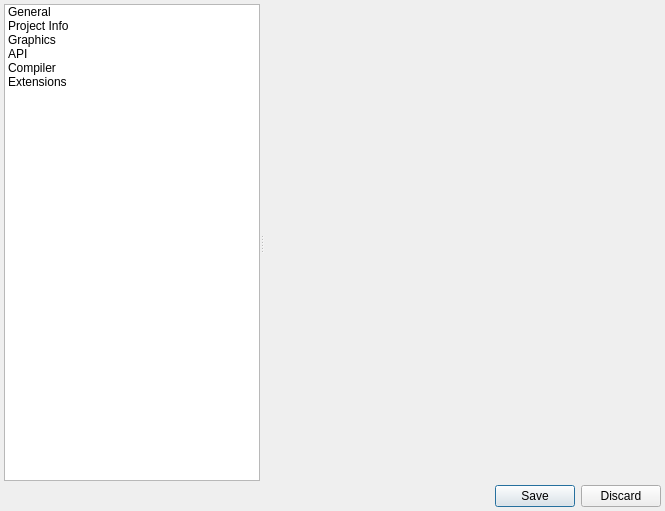
Old version of the form Editors/SettingsEditor.ui in the repository enigma-dev/RadialGM.
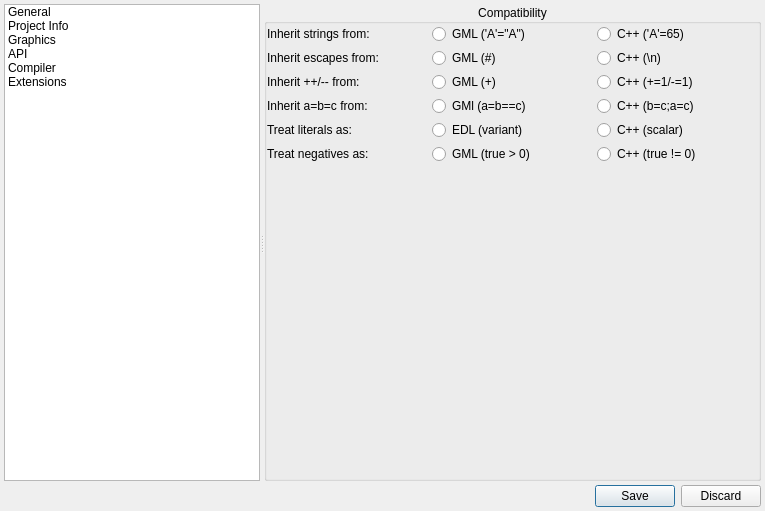
New version of the form. The open tabs and pages were chosen to show the change. Icons and pictures are not drawn.

Commit message: mockup compiler settings page

The edit to the form file:
```diff
--- a/Editors/SettingsEditor.ui
+++ b/Editors/SettingsEditor.ui
@@ -6,7 +6,7 @@
    <rect>
     <x>0</x>
     <y>0</y>
-    <width>665</width>
+    <width>765</width>
     <height>511</height>
    </rect>
   </property>
@@ -93,6 +93,236 @@
        </sizepolicy>
       </property>
       <widget class="QWidget" name="emptyPage"/>
+      <widget class="QWidget" name="compilerPage">
+       <layout class="QVBoxLayout" name="verticalLayout_3">
+        <property name="spacing">
+         <number>4</number>
+        </property>
+        <property name="leftMargin">
+         <number>0</number>
+        </property>
+        <property name="topMargin">
+         <number>0</number>
+        </property>
+        <property name="rightMargin">
+         <number>0</number>
+        </property>
+        <property name="bottomMargin">
+         <number>0</number>
+        </property>
+        <item>
+         <widget class="QGroupBox" name="groupBox">
+          <property name="sizePolicy">
+           <sizepolicy hsizetype="Preferred" vsizetype="Preferred">
+            <horstretch>0</horstretch>
+            <verstretch>0</verstretch>
+           </sizepolicy>
+          </property>
+          <property name="title">
+           <string>Compatibility</string>
+          </property>
+          <property name="alignment">
+           <set>Qt::AlignCenter</set>
+          </property>
+          <property name="flat">
+           <bool>true</bool>
+          </property>
+          <layout class="QGridLayout" name="gridLayout_2">
+           <property name="leftMargin">
+            <number>0</number>
+           </property>
+           <property name="topMargin">
+            <number>0</number>
+           </property>
+           <property name="rightMargin">
+            <number>0</number>
+           </property>
+           <property name="bottomMargin">
+            <number>0</number>
+           </property>
+           <property name="spacing">
+            <number>4</number>
+           </property>
+           <item row="1" column="2">
+            <widget class="QRadioButton" name="radioButton_3">
+             <property name="text">
+              <string>C++ (\n)</string>
+             </property>
+             <attribute name="buttonGroup">
+              <string notr="true">inheritEscapesGroup</string>
+             </attribute>
+            </widget>
+           </item>
+           <item row="4" column="2">
+            <widget class="QRadioButton" name="radioButton_9">
+             <property name="text">
+              <string>C++ (scalar)</string>
+             </property>
+             <attribute name="buttonGroup">
+              <string notr="true">treatLiteralsGroup</string>
+             </attribute>
+            </widget>
+           </item>
+           <item row="5" column="2">
+            <widget class="QRadioButton" name="radioButton_11">
+             <property name="text">
+              <string>C++ (true != 0)</string>
+             </property>
+             <attribute name="buttonGroup">
+              <string notr="true">treatNegativesGroup</string>
+             </attribute>
+            </widget>
+           </item>
+           <item row="2" column="2">
+            <widget class="QRadioButton" name="radioButton_5">
+             <property name="text">
+              <string>C++ (+=1/-=1)</string>
+             </property>
+             <attribute name="buttonGroup">
+              <string notr="true">inheritIncrementGroup</string>
+             </attribute>
+            </widget>
+           </item>
+           <item row="0" column="2">
+            <widget class="QRadioButton" name="radioButton_2">
+             <property name="text">
+              <string>C++ ('A'=65)</string>
+             </property>
+             <attribute name="buttonGroup">
+              <string notr="true">inheritStringsGroup</string>
+             </attribute>
+            </widget>
+           </item>
+           <item row="3" column="2">
+            <widget class="QRadioButton" name="radioButton_7">
+             <property name="text">
+              <string>C++ (b=c;a=c)</string>
+             </property>
+             <attribute name="buttonGroup">
+              <string notr="true">inheritEqualityGroup</string>
+             </attribute>
+            </widget>
+           </item>
+           <item row="2" column="1">
+            <widget class="QRadioButton" name="radioButton_6">
+             <property name="text">
+              <string>GML (+)</string>
+             </property>
+             <attribute name="buttonGroup">
+              <string notr="true">inheritIncrementGroup</string>
+             </attribute>
+            </widget>
+           </item>
+           <item row="1" column="1">
+            <widget class="QRadioButton" name="radioButton_4">
+             <property name="text">
+              <string>GML (#)</string>
+             </property>
+             <attribute name="buttonGroup">
+              <string notr="true">inheritEscapesGroup</string>
+             </attribute>
+            </widget>
+           </item>
+           <item row="3" column="1">
+            <widget class="QRadioButton" name="radioButton_8">
+             <property name="text">
+              <string>GMl (a=b==c)</string>
+             </property>
+             <attribute name="buttonGroup">
+              <string notr="true">inheritEqualityGroup</string>
+             </attribute>
+            </widget>
+           </item>
+           <item row="0" column="1">
+            <widget class="QRadioButton" name="radioButton">
+             <property name="text">
+              <string>GML ('A'=&quot;A&quot;)</string>
+             </property>
+             <attribute name="buttonGroup">
+              <string notr="true">inheritStringsGroup</string>
+             </attribute>
+            </widget>
+           </item>
+           <item row="0" column="0">
+            <widget class="QLabel" name="label">
+             <property name="text">
+              <string>Inherit strings from:</string>
+             </property>
+            </widget>
+           </item>
+           <item row="1" column="0">
+            <widget class="QLabel" name="label_2">
+             <property name="text">
+              <string>Inherit escapes from:</string>
+             </property>
+            </widget>
+           </item>
+           <item row="4" column="0">
+            <widget class="QLabel" name="label_5">
+             <property name="text">
+              <string>Treat literals as:</string>
+             </property>
+            </widget>
+           </item>
+           <item row="3" column="0">
+            <widget class="QLabel" name="label_4">
+             <property name="text">
+              <string>Inherit a=b=c from:</string>
+             </property>
+            </widget>
+           </item>
+           <item row="5" column="0">
+            <widget class="QLabel" name="label_6">
+             <property name="text">
+              <string>Treat negatives as:</string>
+             </property>
+            </widget>
+           </item>
+           <item row="2" column="0">
+            <widget class="QLabel" name="label_3">
+             <property name="text">
+              <string>Inherit ++/-- from:</string>
+             </property>
+            </widget>
+           </item>
+           <item row="4" column="1">
+            <widget class="QRadioButton" name="radioButton_10">
+             <property name="text">
+              <string>EDL (variant)</string>
+             </property>
+             <attribute name="buttonGroup">
+              <string notr="true">treatLiteralsGroup</string>
+             </attribute>
+            </widget>
+           </item>
+           <item row="5" column="1">
+            <widget class="QRadioButton" name="radioButton_12">
+             <property name="text">
+              <string>GML (true &gt; 0)</string>
+             </property>
+             <attribute name="buttonGroup">
+              <string notr="true">treatNegativesGroup</string>
+             </attribute>
+            </widget>
+           </item>
+           <item row="6" column="1">
+            <spacer name="verticalSpacer">
+             <property name="orientation">
+              <enum>Qt::Vertical</enum>
+             </property>
+             <property name="sizeHint" stdset="0">
+              <size>
+               <width>20</width>
+               <height>40</height>
+              </size>
+             </property>
+            </spacer>
+           </item>
+          </layout>
+         </widget>
+        </item>
+       </layout>
+      </widget>
       <widget class="QWidget" name="apiPage">
        <layout class="QVBoxLayout" name="verticalLayout_2">
         <property name="spacing">
```
Left out of the diff: 8 changed lines with no effect on the pictures. The commit also changes 1 other file.
